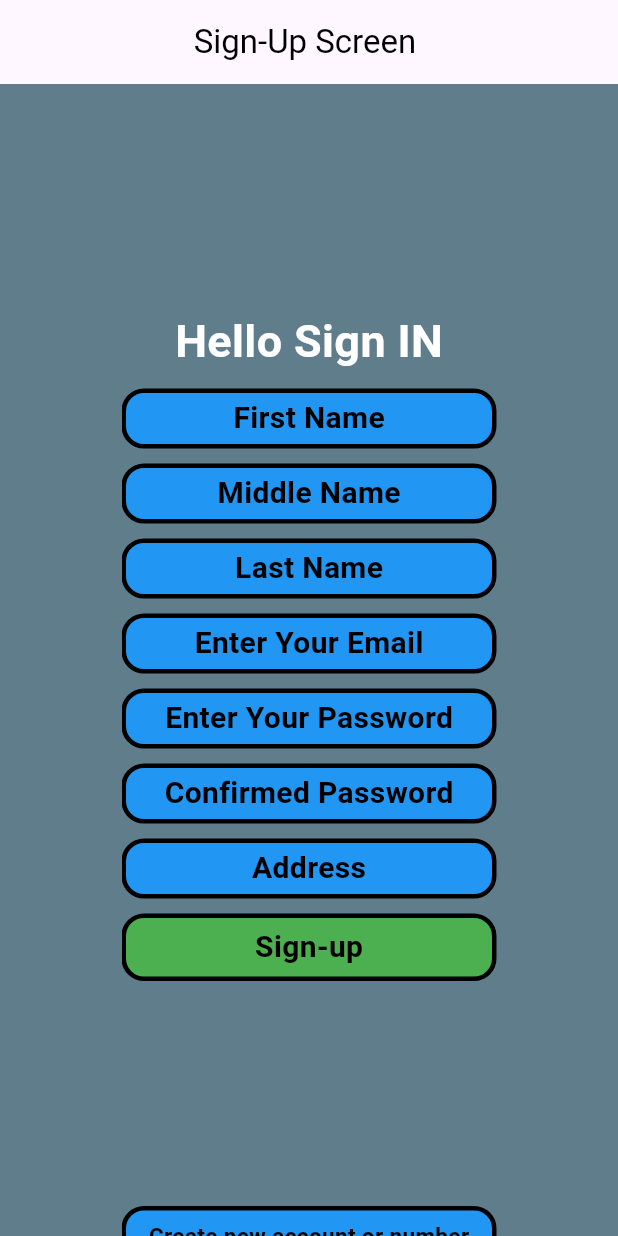
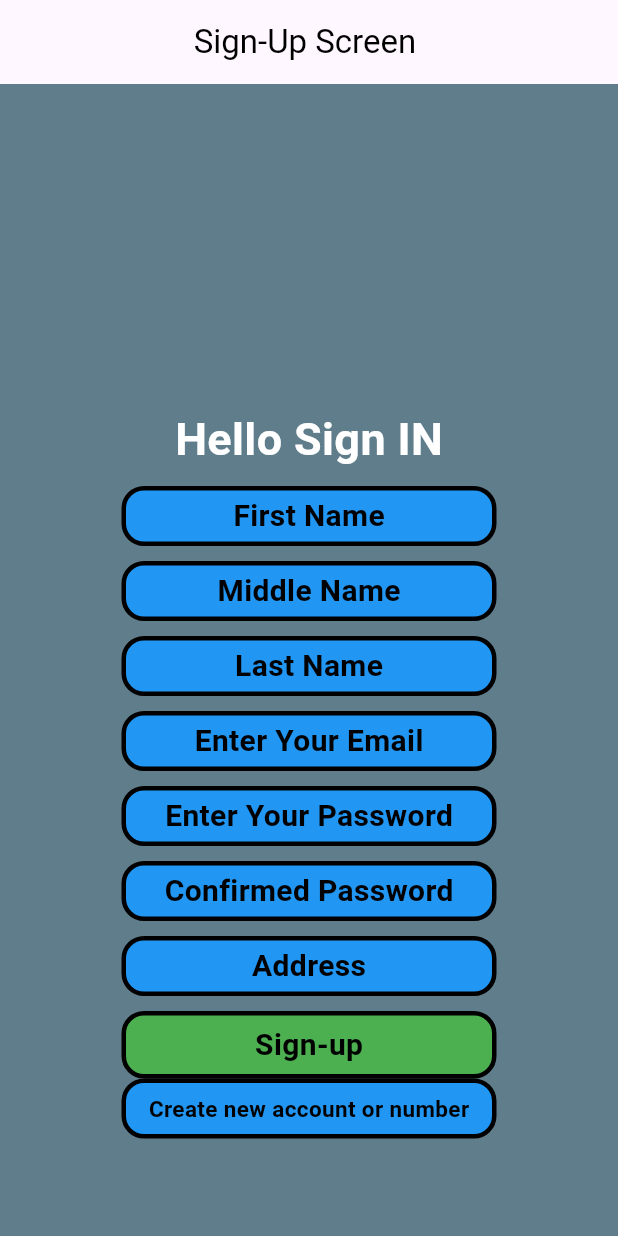
Before and after one commit to MuzammilKhalil789/project-1, a Flutter app: the screen it shows after launch, on a phone screen of 412 x 824 dp. Run offline on Flutter 3.47's test engine with Material 3 defaults, Android fonts, the phone set to English and light mode, and no system bars.

Commit message:
sign up screen complete

```diff
--- a/lib/main.dart
+++ b/lib/main.dart
@@ -111,7 +111,7 @@ class MyApp extends StatelessWidget {
                   ),
                   child: Center(child: Text('Sign-up',style: TextStyle(color: Colors.black,fontSize: 20,fontWeight: FontWeight.w700),),),
                 ),
-                SizedBox(height: 150,),
+
                 Container(height: 40,
                 width: 250,
                   decoration: BoxDecoration(
@@ -119,7 +119,7 @@ class MyApp extends StatelessWidget {
                     borderRadius: BorderRadius.circular(15),
                     border: Border.all(color: Colors.black,width: 3),
                   ),
-                  child: Center(child: Text('Create new account or number',style: TextStyle(color: Colors.black,fontSize: 15,fontWeight: FontWeight.w700),),),
+                  child: Center(child: Text('Create new account or number',style: TextStyle(color: Colors.black,fontSize: 15,fontWeight: FontWeight.w700,),),),
                 )
 
 
```
